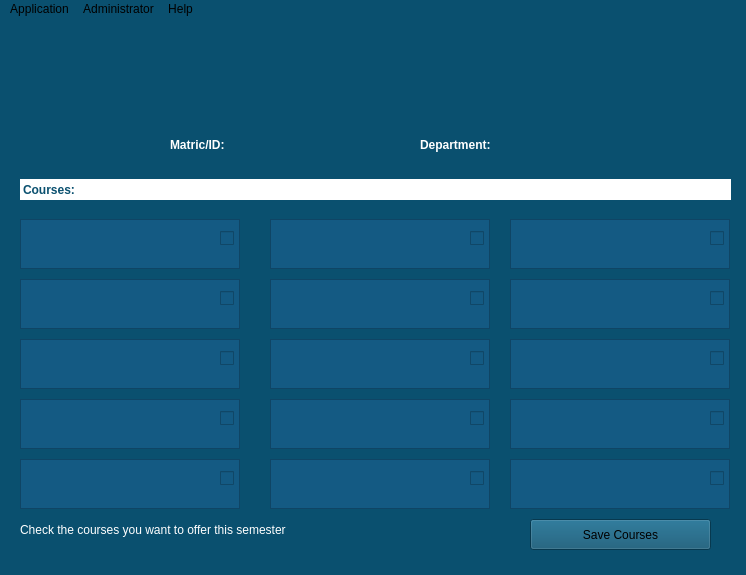
The window that studentwindow.ui (josephrexme/registron) describes before a commit, drawn with Qt 5.
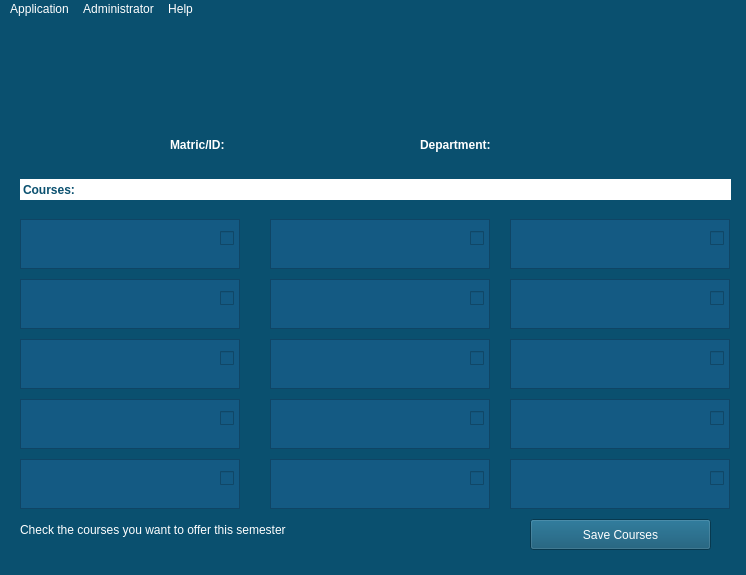
The same window after the commit. Icons and pictures are not drawn.

Commit message: Modified Theme colors for Windows platform compatibility

Diff of the .ui file:
```diff
--- a/studentwindow.ui
+++ b/studentwindow.ui
@@ -686,6 +686,9 @@
       <height>31</height>
      </rect>
     </property>
+    <property name="styleSheet">
+     <string notr="true">background: rgb(10, 80, 111); color: white;</string>
+    </property>
     <property name="text">
      <string>Save Courses</string>
     </property>
@@ -956,6 +959,9 @@
      <height>21</height>
     </rect>
    </property>
+   <property name="styleSheet">
+    <string notr="true">color:white;</string>
+   </property>
    <widget class="QMenu" name="menuMenu">
     <property name="title">
      <string>Application</string>
```
Left out of the diff: 3 changed lines with no effect on the pictures. The commit also changes 23 other files.
